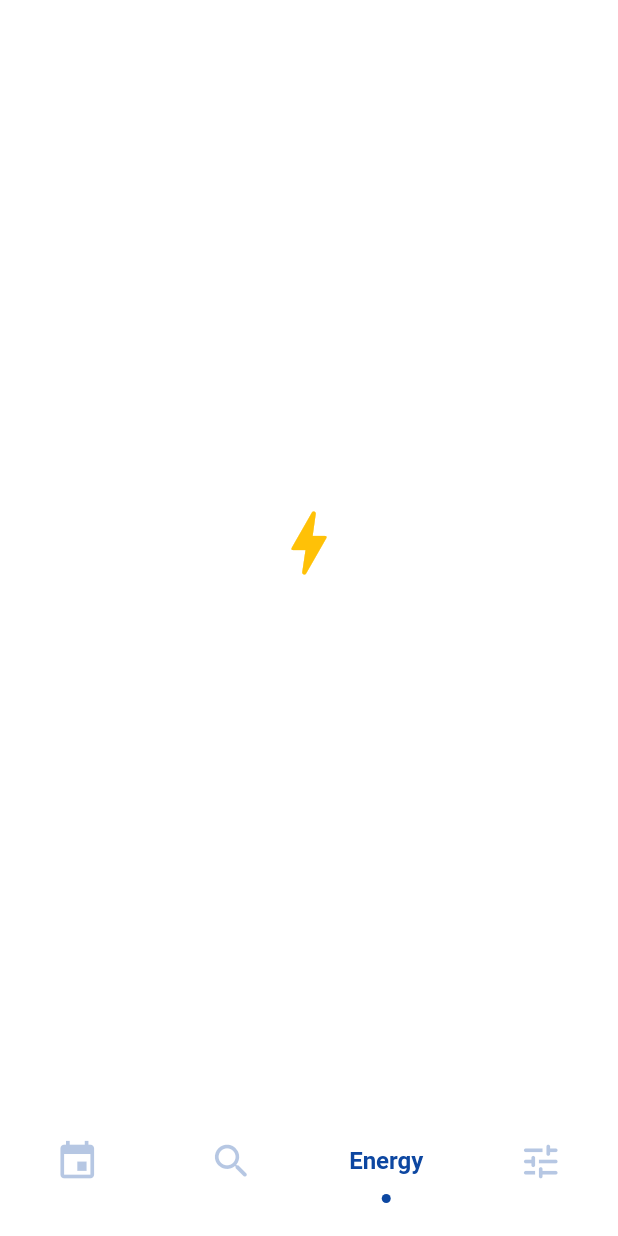
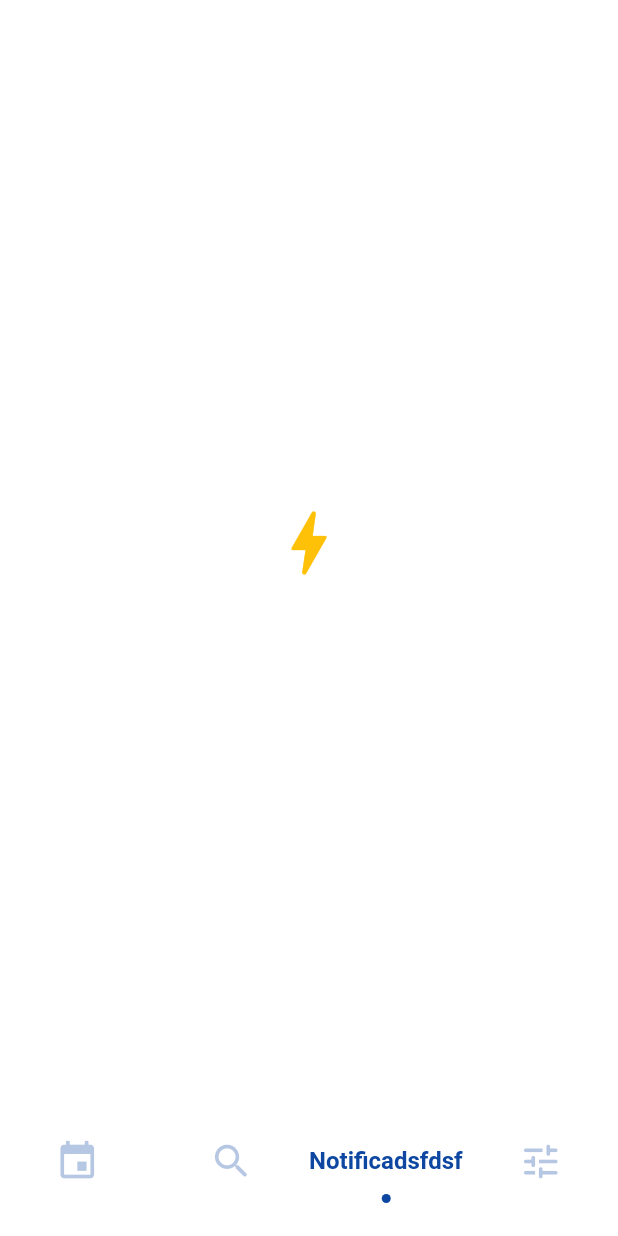
Before and after one commit to watery-desert/sliding_clipped_nav_bar, a Flutter app: the screen it shows after launch, item 3 of the bottom bar chosen, on a phone screen of 412 x 824 dp. Run offline on Flutter 3.47's test engine with Material 2 defaults, Android fonts, the phone set to English and light mode, and no system bars.

Commit message:
Bug fix: Text overflowing when it's too long

```diff
--- a/example/lib/main.dart
+++ b/example/lib/main.dart
@@ -36,7 +36,7 @@ class _MyHomePageState extends State<MyHomePage> {
   @override
   Widget build(BuildContext context) {
     return Scaffold(
-      backgroundColor: Colors.white,
+      backgroundColor: Colors.white70,
       body: PageView(
         controller: controller,
         children: [
@@ -95,7 +95,7 @@ class _MyHomePageState extends State<MyHomePage> {
           ),
           BarItem(
             icon: Icons.bolt_rounded,
-            title: 'Energy',
+            title: 'Notificadsfdsfdsfdsfdstion',
           ),
           BarItem(
             icon: Icons.tune_rounded,
--- a/lib/src/animated_button.dart
+++ b/lib/src/animated_button.dart
@@ -12,6 +12,7 @@ class AnimatedButton extends StatefulWidget {
   final int index;
   final Color slidingCardColor;
   final Color inactiveColor;
+  final int itemCount;
 
   final OnButtonPressCallback onTap;
   const AnimatedButton({
@@ -25,6 +26,7 @@ class AnimatedButton extends StatefulWidget {
     required this.index,
     required this.slidingCardColor,
     required this.inactiveColor,
+    required this.itemCount,
   }) : super(key: key);
 
   @override
@@ -39,15 +41,21 @@ class _AnimatedButtonState extends State<AnimatedButton>
   void initState() {
     super.initState();
     _animationController = AnimationController(
-        vsync: this, duration: const Duration(milliseconds: 600));
+      vsync: this,
+      duration: const Duration(milliseconds: 600),
+    );
 
     if (widget.isSelected) {
       _animationController.forward(from: 0.3);
     }
   }
 
-  Widget _buildCard(double height) => Container(
-        width: 70,
+  Widget _buildCard(double height) {
+    final deviceWidth = MediaQuery.of(context).size.width;
+
+    return Container(
+      // width: 70,
+      width: deviceWidth / widget.itemCount,
       height: height,
       child: SlicedCard.draw(
           cardColor: widget.slidingCardColor,
@@ -60,6 +68,7 @@ class _AnimatedButtonState extends State<AnimatedButton>
               )
               .value),
     );
+  }
 
   @override
   void didUpdateWidget(covariant AnimatedButton oldWidget) {
@@ -70,8 +79,26 @@ class _AnimatedButtonState extends State<AnimatedButton>
     }
   }
 
+  TextStyle getTextStyle() => TextStyle(
+        fontSize: 16,
+        fontWeight: FontWeight.bold,
+        color: widget.activeColor,
+      );
+
+  // copied from here
+  //https://stackoverflow.com/a/62536187/16122873
+  double textHeight(text, textStyle) => (TextPainter(
+          text: TextSpan(text: text, style: textStyle),
+          maxLines: 1,
+          textScaleFactor: MediaQuery.of(context).textScaleFactor,
+          textDirection: Directionality.of(context))
+        ..layout())
+      .size
+      .height;
+
   @override
   Widget build(BuildContext context) {
+    final deviceWidth = MediaQuery.of(context).size.width;
     final activeColor = widget.activeColor;
     final size = widget.size;
     final index = widget.index;
@@ -134,14 +161,16 @@ class _AnimatedButtonState extends State<AnimatedButton>
                   curve: Interval(0.3, 1.0),
                 ),
               ),
+              child: Container(
+                width: deviceWidth / widget.itemCount,
+                // color: Colors.amber,
+                alignment: Alignment.center,
+                height: textHeight(title, getTextStyle()),
                 child: Text(
                   title,
                   overflow: TextOverflow.clip,
                   maxLines: 1,
-                style: TextStyle(
-                  fontSize: 16,
-                  fontWeight: FontWeight.bold,
-                  color: activeColor,
+                  style: getTextStyle(),
                 ),
               ),
             ),
--- a/lib/src/build_bar.dart
+++ b/lib/src/build_bar.dart
@@ -51,6 +51,7 @@ class BuildBar extends StatelessWidget {
               onTap: onButtonPress,
               slidingCardColor: backgroundColor,
               inactiveColor: inactiveColor,
+              itemCount: buttons.length,
             );
           },
         ).toList(),
```
Also changed, not shown: 1 other file. Lines whose indentation alone changed are shown as unchanged.
